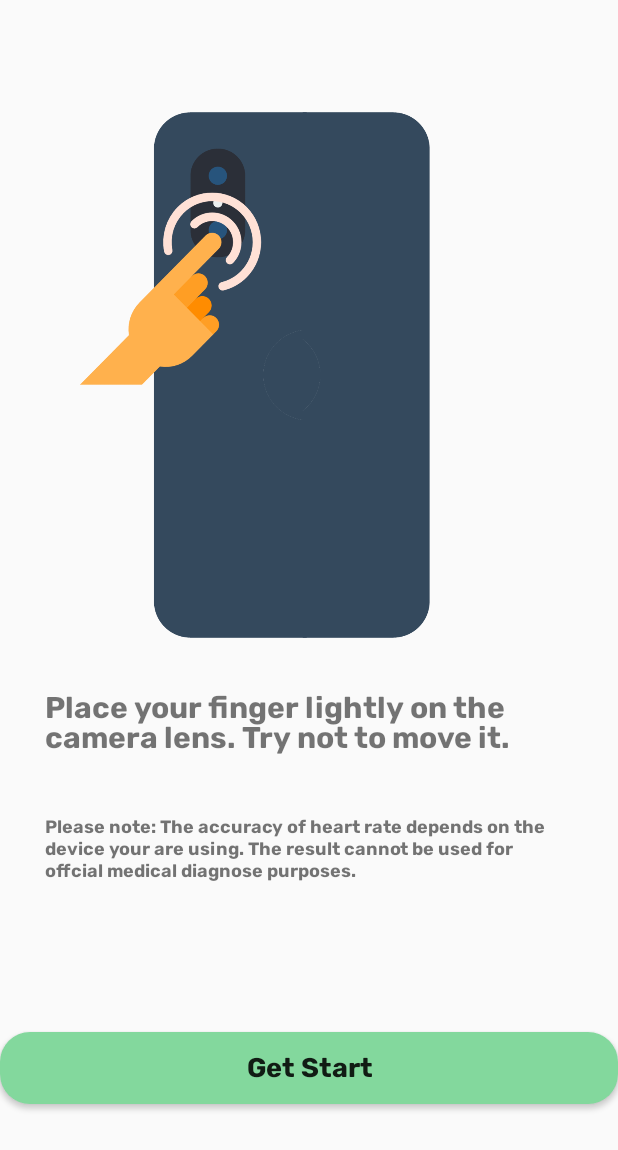
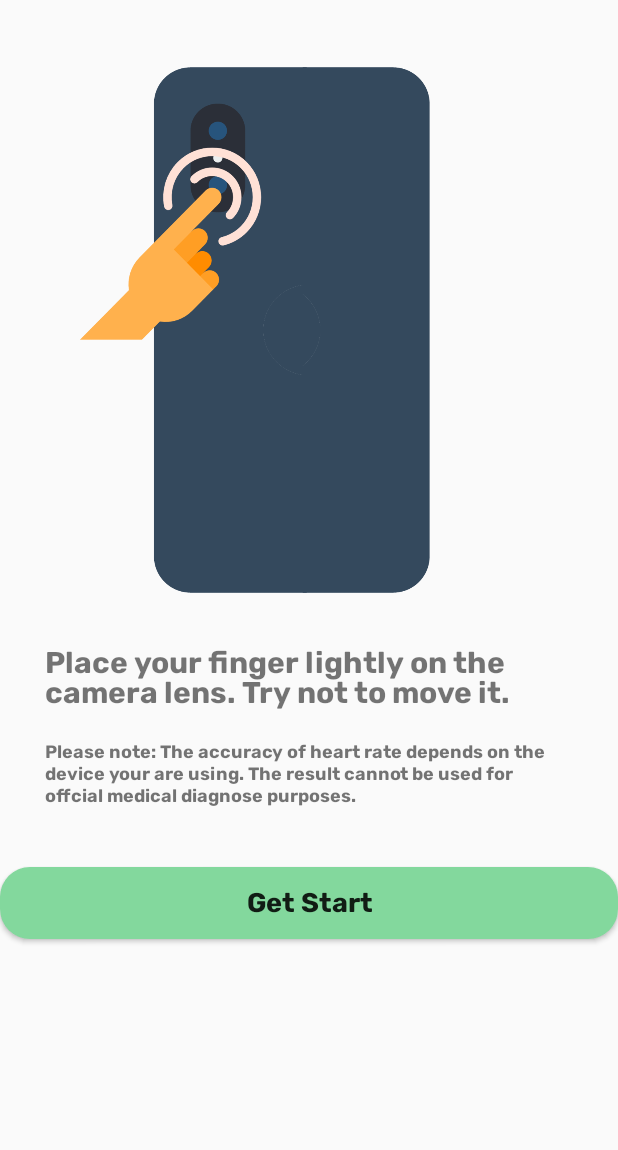
Before and after one commit to ArthurLhy/DigitalDoctor, an Android app: the HeartRateGuideActivity screen opened directly, with no data from a screen before it, on a phone screen of 412 x 824 dp. Shown: the top 1150 px of the screen. Run offline under Robolectric (Android 15) with nearby library versions, the phone set to English and light mode, and no system bars.

Commit message:
heart rate guid UI adjust

```diff
--- a/app/src/main/res/layout/activity_heart_rate_guide.xml
+++ b/app/src/main/res/layout/activity_heart_rate_guide.xml
@@ -9,7 +9,7 @@
 
     <RelativeLayout
         android:layout_width="match_parent"
-        android:layout_marginTop="50dp"
+        android:layout_marginTop="20dp"
         android:layout_height="400dp">
 
         <ImageView
@@ -34,7 +34,7 @@
         android:layout_width="wrap_content"
         android:layout_height="wrap_content"
         android:fontFamily="@string/rubicBold"
-        android:layout_marginTop="40dp"
+        android:layout_marginTop="20dp"
         android:paddingLeft="30dp"
         android:paddingRight="30dp"
         android:text="Please note: The accuracy of heart rate depends on the device your are using. The result cannot be used for offcial medical diagnose purposes."
@@ -45,7 +45,8 @@
         android:layout_width="match_parent"
         android:layout_height="wrap_content"
         android:layout_gravity="center"
-        android:layout_marginTop="100dp"
+        android:layout_marginTop="40dp"
+        android:layout_marginBottom="20dp"
         android:background="@drawable/button_selector"
         android:fontFamily="@string/rubicBold"
         android:text="Get Start"
```
